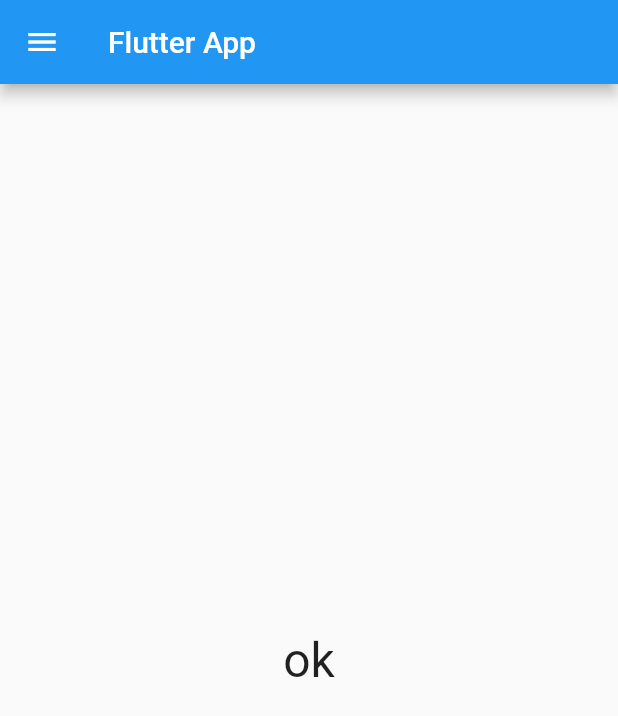
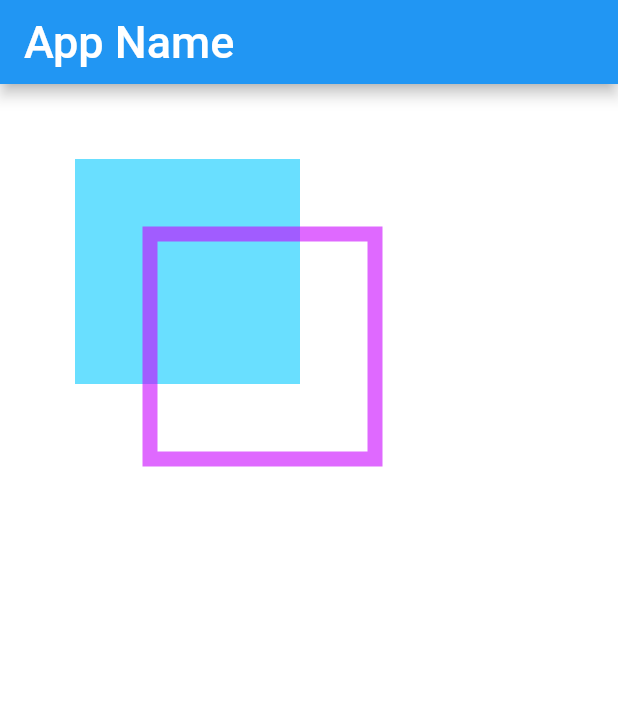
Before and after one commit to besumero628/flutter3_basic, a Flutter app: the screen it shows after launch, on a phone screen of 412 x 824 dp. Shown: the top 716 px of the screen. Run offline on Flutter 3.47's test engine with Material 2 defaults, Android fonts, the light colour scheme and no system bars.

Commit message:
paintの使用

```diff
--- a/flutter_app/lib/main.dart
+++ b/flutter_app/lib/main.dart
@@ -27,54 +27,39 @@ class MyHomePage extends StatefulWidget {
 }
 
 class _MyHomePageState extends State<MyHomePage> {
-  static var _items = <Widget>[];
-  static var _message = 'ok';
-  static var _tapped = 0;
-
-  @override
-  void initState() {
-    super.initState();
-    for (var i = 0; i < 5; i++) {
-      var item = ListTile(
-        leading: const Icon(Icons.android),
-        title: Text('No, $i'),
-        onTap: () {
-          _tapped = i;
-          tapItem();
-        },
-      );
-      _items.add(item);
-    }
-  }
-
   @override
   Widget build(BuildContext context) {
     return Scaffold(
+      backgroundColor: Color.fromARGB(255, 255, 255, 255),
       appBar: AppBar(
-        title: const Text('Flutter App'),
+        title: Text('App Name', style: TextStyle(fontSize: 30.0),),
       ),
-      body: Center(
-        child: Text(
-          _message,
-          style: const TextStyle(
-            fontSize: 32.0,
-          ),
-        ),
-      ),
-      drawer: Drawer(
-        child: ListView(
-          shrinkWrap: true,
-          padding: const EdgeInsets.all(20.0),
-          children: _items,
+      body: Container(
+        child: CustomPaint(
+          painter: MyPainter(),
         ),
       ),
     );
   }
+}
 
-  void tapItem() {
-    Navigator.pop(context);
-    setState(() {
-      _message = 'tapped:[$_tapped]';
-    });
+class MyPainter extends CustomPainter {
+  @override
+  void paint(Canvas canvas, Size size) {
+    Paint p = Paint();
+
+    p.style = PaintingStyle.fill;
+    p.color = Color.fromARGB(150, 0, 200, 255);
+    Rect r = Rect.fromLTWH(50.0, 50.0, 150.0, 150.0);
+    canvas.drawRect(r, p);
+
+    p.style = PaintingStyle.stroke;
+    p.color = Color.fromARGB(150, 200, 0, 255);
+    p.strokeWidth = 10.0;
+    r = Rect.fromLTWH(100.0, 100.0, 150.0, 150.0);
+    canvas.drawRect(r, p);
   }
+
+  @override
+  bool shouldRepaint(CustomPainter oldDelegate) => true;
 }
```
